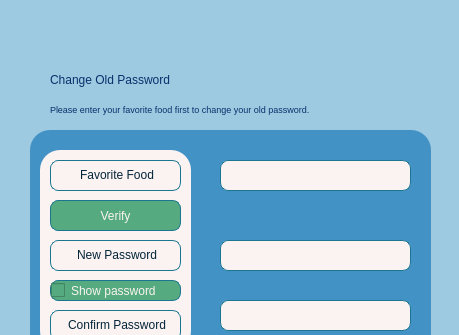
First picture: the form in ui/change_password.ui, repository JustRax/AppDev-Project-DailySalesTracker-BSIT22A2, before the edit; both pictures show x 0 to 459 and y 0 to 335 of the 459 by 487 pixel window.
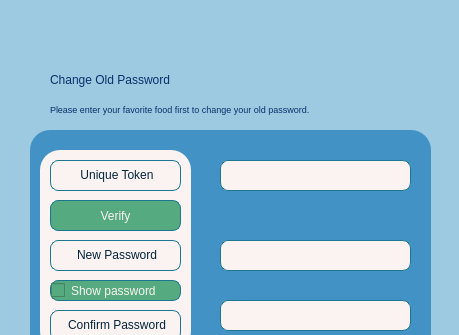
Second picture: the form after the edit.

Patch:
```diff
--- a/ui/change_password.ui
+++ b/ui/change_password.ui
@@ -71,7 +71,7 @@
 border-radius: 8px;</string>
     </property>
     <property name="text">
-     <string>&lt;html&gt;&lt;head/&gt;&lt;body&gt;&lt;p align=&quot;center&quot;&gt;Favorite Food&lt;/p&gt;&lt;/body&gt;&lt;/html&gt;</string>
+     <string>&lt;html&gt;&lt;head/&gt;&lt;body&gt;&lt;p align=&quot;center&quot;&gt;Unique Token&lt;/p&gt;&lt;/body&gt;&lt;/html&gt;</string>
     </property>
    </widget>
    <widget class="Line" name="line">
```
Left out of the diff: 4 changed lines with no effect on the pictures.
